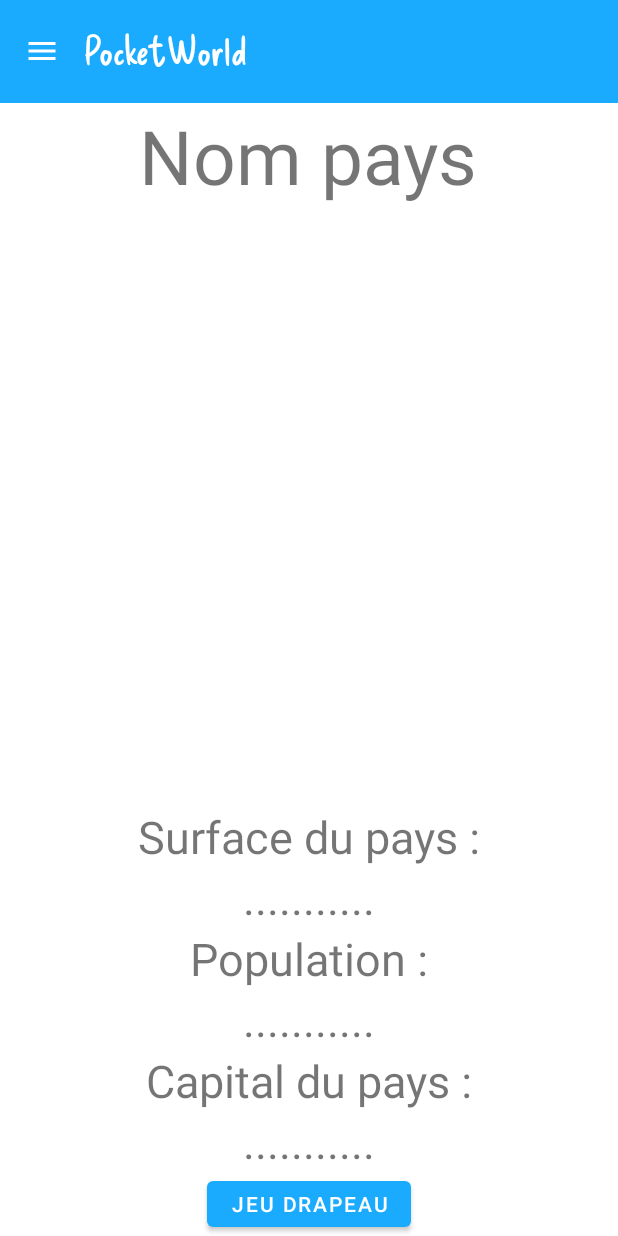
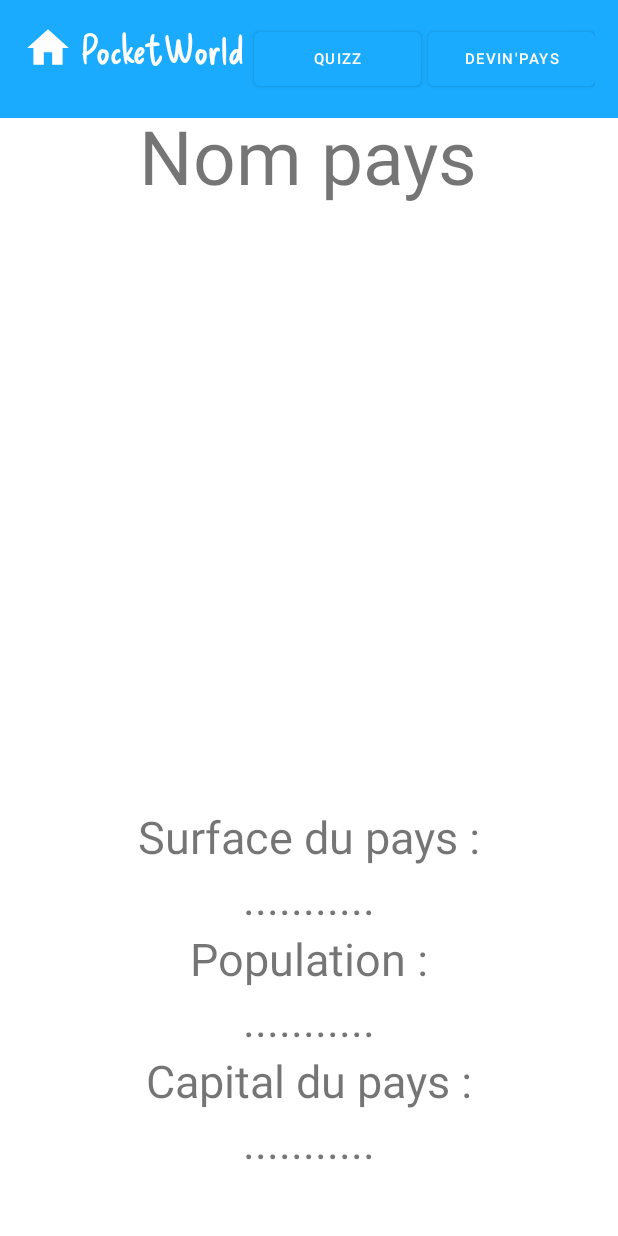
Before and after one commit to hippot02/Dictiopocket, an Android app: the screen it shows after launch (HomeActivity), on a phone screen of 412 x 824 dp. Run offline under Robolectric (Android 15) with nearby library versions, the phone set to English and light mode, and no system bars.

Commit message:
ToolBar qui marche et modif qui vont avec

```diff
--- a/app/src/main/java/com/example/dictiopocket/HomeActivity.java
+++ b/app/src/main/java/com/example/dictiopocket/HomeActivity.java
@@ -7,6 +7,7 @@ import android.os.AsyncTask;
 import android.os.Bundle;
 import android.util.Log;
 import android.view.View;
+import android.widget.Button;
 import android.widget.ImageView;
 import android.widget.TextView;
 
@@ -32,7 +33,7 @@ public class HomeActivity extends AppCompatActivity {
         super.onCreate(savedInstanceState);
         setContentView(R.layout.activity_home);
         getSupportActionBar().hide();
-        gestionImageView(); // Permet de gérer les images view dans une autre classe
+        gestionToolbar(); // Permet de gérer la toolbar
 
         RequestTask rq = new RequestTask();
         rq.execute();
@@ -41,10 +42,15 @@ public class HomeActivity extends AppCompatActivity {
     }
 
     public void onClick(View v) {
-        if(v.getId() == R.id.jeuDrapeau) {
+
+        if(v.getId() == R.id.tbQuizzButton){
+            //Intent intent = new Intent(this,QuizzActivity.class)
+            //startActivity(intent)
+        }
+
+        if(v.getId() == R.id.tbDevinPaysButton){
             Intent intent = new Intent(this, MainActivity.class);
             startActivity(intent);
-
         }
     }
     public int getRandomNumber(int min, int max) {
@@ -150,17 +156,14 @@ public class HomeActivity extends AppCompatActivity {
 
         }
     }
-    private void gestionImageView(){
-        ImageView menu_icon = findViewById(R.id.menu_icon);
+    private void gestionToolbar(){
+        ImageView home_icon = findViewById(R.id.home_icon);
+        Button tbDevinPaysButton = findViewById(R.id.tbDevinPaysButton);
+        Button tbQuizzButton = findViewById(R.id.tbQuizzButton);
+        home_icon.setOnClickListener(view -> {
+            Intent i= new Intent(this, HomeActivity.class);
+            startActivity(i);
+        });
 
-        menu_icon.setOnClickListener(view -> {
-            setContentView(R.layout.menu_toolbar);
-            ImageView btnHome = findViewById(R.id.btnHome);
-            Intent i = new Intent(this, HomeActivity.class);
-            btnHome.setOnClickListener(view1 ->{
-                startActivity(i);
-            });
-
-        });
     }
 }
--- a/app/src/main/res/layout/activity_home.xml
+++ b/app/src/main/res/layout/activity_home.xml
@@ -78,14 +78,7 @@
             android:textSize="30dp"
             android:text="..........."/>
 
-        <Button
-            android:id="@+id/jeuDrapeau"
-            android:layout_width="wrap_content"
-            android:layout_height="wrap_content"
-            android:layout_below="@id/capitalPays"
-            android:layout_centerHorizontal="true"
-            android:text="Jeu drapeau"
-            android:onClick="onClick"/>
+
 
     </RelativeLayout>
 
--- a/app/src/main/res/layout/toolbar.xml
+++ b/app/src/main/res/layout/toolbar.xml
@@ -9,25 +9,48 @@
     <RelativeLayout
         android:layout_width="match_parent"
         android:layout_height="wrap_content"
-        android:padding="16dp">
+        android:padding="15dp"
+        android:layout_alignParentTop="true">
 
         <ImageView
-            android:layout_width="wrap_content"
-            android:layout_height="wrap_content"
-            android:src="@drawable/baseline_menu_24"
+            android:layout_width="15pt"
+            android:layout_height="15pt"
+            android:src="@drawable/baseline_home_24"
             android:layout_centerVertical="true"
-            android:id="@+id/menu_icon"
+            android:id="@+id/home_icon"
+            android:layout_alignParentTop="true"
             />
         <TextView
             android:layout_width="wrap_content"
             android:layout_height="wrap_content"
+            android:layout_alignParentTop="true"
             android:text="@string/app_name"
             android:fontFamily="@font/deliciousfont"
-            android:layout_marginStart="16dp"
-            android:layout_toEndOf="@id/menu_icon"
+            android:layout_toEndOf="@id/home_icon"
+            android:layout_marginLeft="5dp"
             android:textColor="@android:color/white"
             android:textSize="25sp"/>
 
+        <Button
+            android:layout_width="50pt"
+            android:layout_height="wrap_content"
+            android:id="@+id/tbDevinPaysButton"
+            android:onClick="onClick"
+            android:text="Devin'Pays"
+            android:layout_alignParentEnd="true"
+            android:layout_alignParentTop="true"
+            android:textSize="10dp"/>
+
+        <Button
+            android:layout_width="50pt"
+            android:layout_height="wrap_content"
+            android:id="@+id/tbQuizzButton"
+            android:onClick="onClick"
+            android:text="Quizz"
+            android:layout_toLeftOf="@+id/tbDevinPaysButton"
+            android:layout_alignParentTop="true"
+            android:layout_marginRight="2pt"
+            android:textSize="10dp"/>
 
 
     </RelativeLayout>
```
Also changed, not shown: app/src/main/java/com/example/dictiopocket/MainActivity.java (+17 -28 lines), app/src/main/java/com/example/dictiopocket/MenuToolbar.java (deleted, +0 -40 lines), app/src/main/res/layout/menu_toolbar.xml (deleted, +0 -47 lines).
